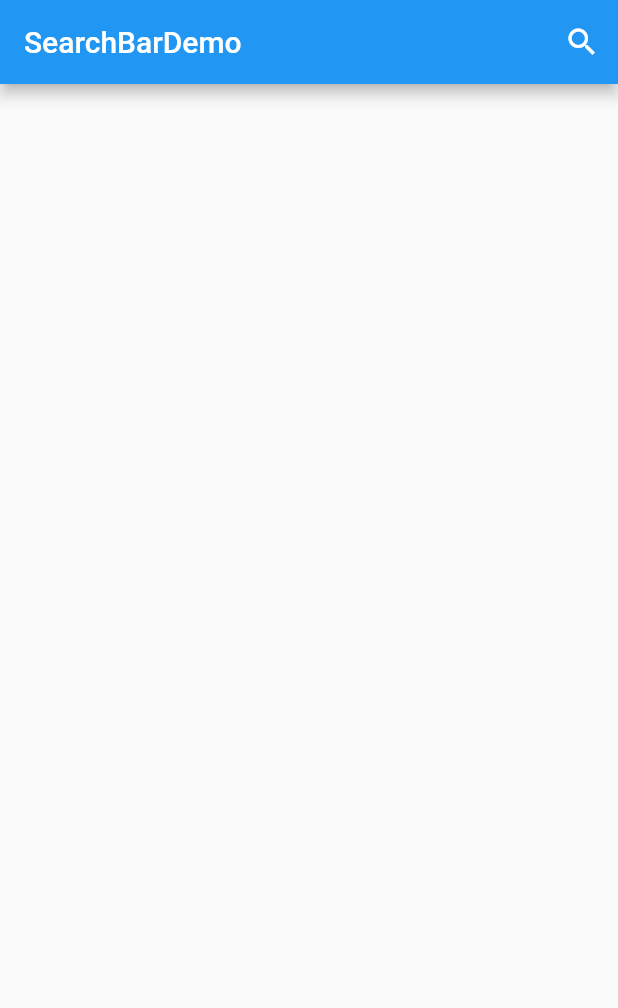
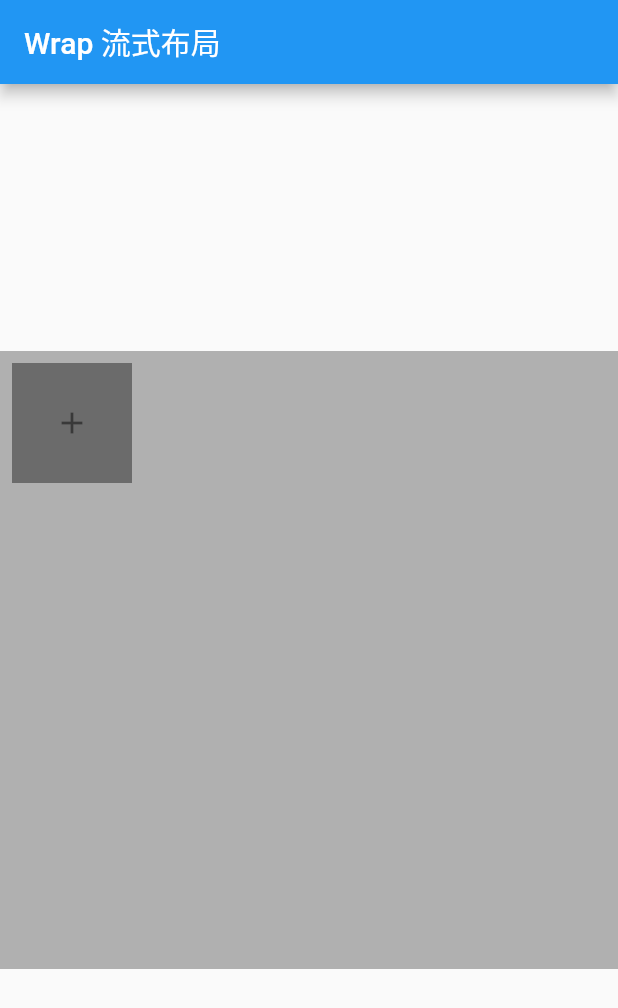
Before and after one commit to itxing666/flutter_demo2, a Flutter app: the screen it shows after launch, on a phone screen of 412 x 824 dp. Shown: the top 1008 px of the screen. Run offline on Flutter 3.47's test engine with Material 2 defaults, Android fonts, the phone set to English and light mode, and no system bars.

Commit message:
wrap demo

```diff
--- a/lib/main.dart
+++ b/lib/main.dart
@@ -5,6 +5,7 @@ import 'package:flutter_demo2/first_page.dart';
 import 'package:flutter_demo2/frosted_glass_demo.dart';
 import 'package:flutter_demo2/keep_alive_demo.dart';
 import 'package:flutter_demo2/search_bar_demo.dart';
+import 'package:flutter_demo2/wrap_demo.dart';
 
 void main() => runApp(MyApp());
 
@@ -26,7 +27,7 @@ class MyApp extends StatelessWidget {
         // is not restarted.
         primarySwatch: Colors.blue,
       ),
-      home: SearchBarDemo(),
+      home: WrapDemo(),
     );
   }
 }
--- /dev/null
+++ b/lib/wrap_demo.dart
@@ -0,0 +1,79 @@
+import 'package:flutter/material.dart';
+
+// 继承与动态组件
+class WrapDemo extends StatefulWidget {
+  WrapDemo({Key key}) : super(key: key);
+
+  @override
+  _WrapDemoState createState() => _WrapDemoState();
+}
+
+class _WrapDemoState extends State<WrapDemo> {
+  List<Widget> list;  // 声明一个list数组
+
+  @override
+  void initState() {
+    list = List<Widget>()..add(buildAddButton());
+        super.initState();
+      }
+      @override
+      Widget build(BuildContext context) {
+        //得到屏幕的高度和宽度，用来设置Container的宽和高
+        final width = MediaQuery.of(context).size.width;
+        final height = MediaQuery.of(context).size.height;
+        return Scaffold(
+          appBar: AppBar(
+            title: Text('Wrap 流式布局'),
+          ),
+          body: Center(
+            child: Opacity(
+              opacity: 0.8,
+              child: Container(
+                width: width,
+                height: height/2,
+                color: Colors.grey,
+                child: Wrap(
+                  children: list,
+                  spacing: 26.0,
+                ),
+              ),
+            ),
+          ),
+        );
+      }
+
+      Widget buildAddButton() {
+        return GestureDetector(
+          onTap: () {
+            if(list.length < 9) {
+              setState(() {
+                list.insert(list.length - 1, buildPhoto());
+              });
+            }
+          },
+          child: Padding(
+            padding: const EdgeInsets.all(8.0),
+            child: Container(
+              width: 80.0,
+              height: 80.0,
+              color: Colors.black54,
+              child: Icon(Icons.add),
+            ),
+          ),
+        );
+      }
+
+      Widget buildPhoto() {
+        return Padding(
+          padding: const EdgeInsets.all(8.0),
+          child: Container(
+            width: 80.0,
+            height: 80.0,
+            color: Colors.amber,
+            child: Center(
+              child: Text('照片'),
+            ),
+          ),
+        );
+      }
+}
```
